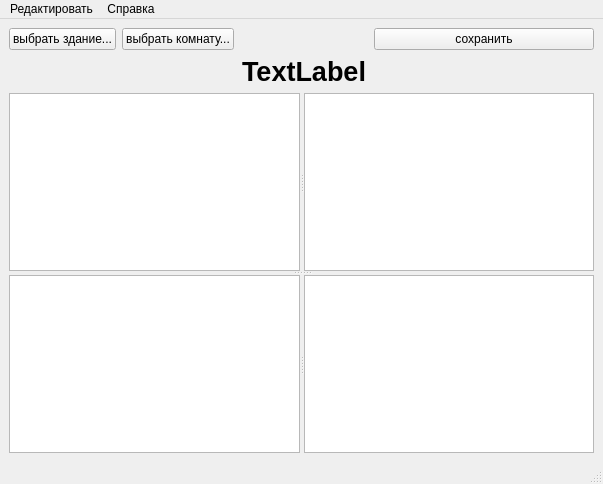
Old version of the form View/RoomViewer.ui in the repository Dovmial/SimpleSystemInventarization.
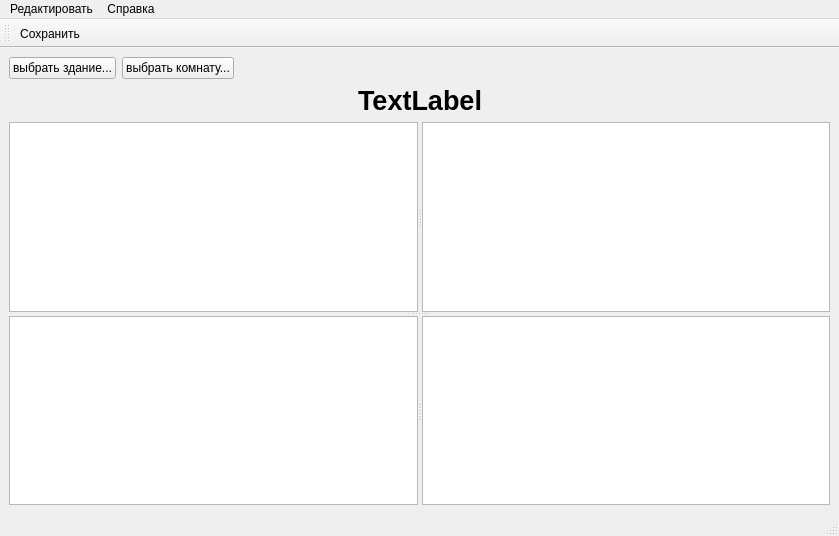
New version of the form. Icons and pictures are not drawn.

```diff
--- a/View/RoomViewer.ui
+++ b/View/RoomViewer.ui
@@ -6,8 +6,8 @@
    <rect>
     <x>0</x>
     <y>0</y>
-    <width>603</width>
-    <height>484</height>
+    <width>839</width>
+    <height>536</height>
    </rect>
   </property>
   <property name="windowTitle">
@@ -82,6 +82,19 @@
         </property>
        </widget>
       </item>
+      <item>
+       <spacer name="horizontalSpacer_4">
+        <property name="orientation">
+         <enum>Qt::Horizontal</enum>
+        </property>
+        <property name="sizeHint" stdset="0">
+         <size>
+          <width>40</width>
+          <height>20</height>
+         </size>
+        </property>
+       </spacer>
+      </item>
      </layout>
     </item>
     <item row="1" column="0">
@@ -113,14 +126,7 @@
       </property>
      </widget>
     </item>
-    <item row="0" column="2">
-     <widget class="QPushButton" name="btnSave">
-      <property name="text">
-       <string>сохранить</string>
-      </property>
-     </widget>
-    </item>
-    <item row="0" column="1">
+    <item row="0" column="1" colspan="2">
      <spacer name="horizontalSpacer_3">
       <property name="orientation">
        <enum>Qt::Horizontal</enum>
@@ -140,7 +146,7 @@
     <rect>
      <x>0</x>
      <y>0</y>
-     <width>603</width>
+     <width>839</width>
      <height>22</height>
     </rect>
    </property>
@@ -168,6 +174,18 @@
    <addaction name="menu_3"/>
   </widget>
   <widget class="QStatusBar" name="statusbar"/>
+  <widget class="QToolBar" name="toolBar">
+   <property name="windowTitle">
+    <string>toolBar</string>
+   </property>
+   <attribute name="toolBarArea">
+    <enum>TopToolBarArea</enum>
+   </attribute>
+   <attribute name="toolBarBreak">
+    <bool>false</bool>
+   </attribute>
+   <addaction name="mnuSave"/>
+  </widget>
   <action name="mnuAddItem">
    <property name="text">
     <string>Оборудование...</string>
@@ -187,6 +205,24 @@
    <property name="text">
     <string>Найти оборудование...</string>
    </property>
+   <property name="shortcut">
+    <string>Ctrl+F</string>
+   </property>
+  </action>
+  <action name="mnuSave">
+   <property name="icon">
+    <iconset resource="View.qrc">
+     <normaloff>:/sources/saveFile.png</normaloff>:/sources/saveFile.png</iconset>
+   </property>
+   <property name="text">
+    <string>Сохранить</string>
+   </property>
+   <property name="toolTip">
+    <string>mnuSave</string>
+   </property>
+   <property name="shortcut">
+    <string>Ctrl+S</string>
+   </property>
   </action>
  </widget>
  <resources/>
```
Left out of the diff: 6 changed lines with no effect on the pictures.
